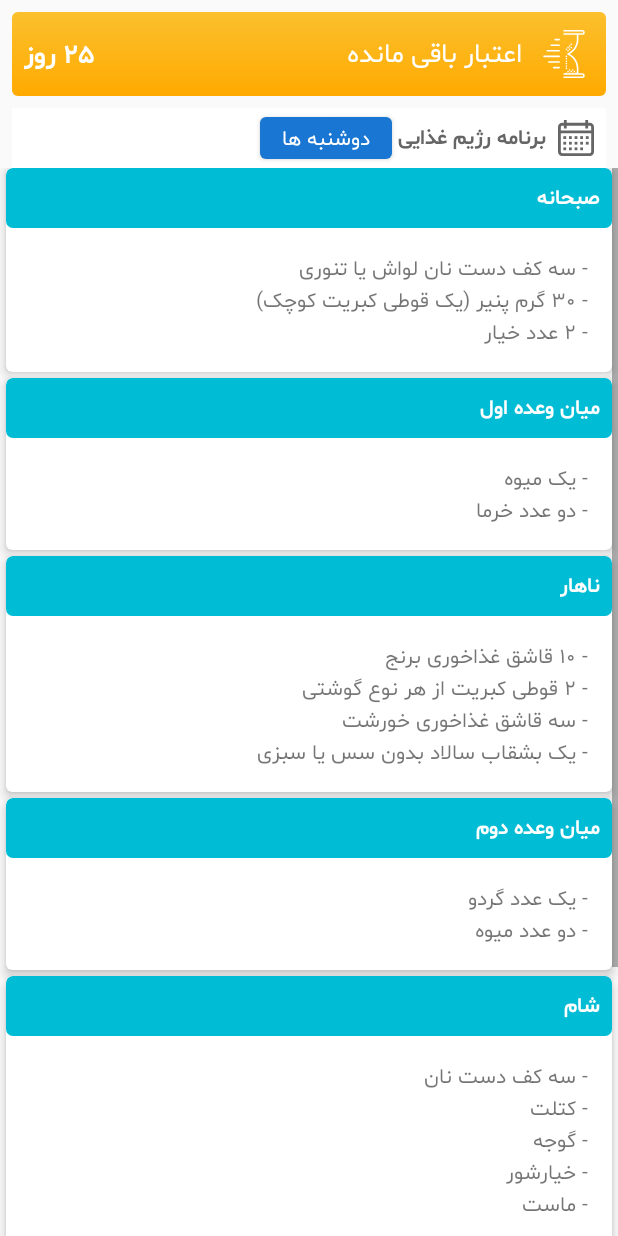
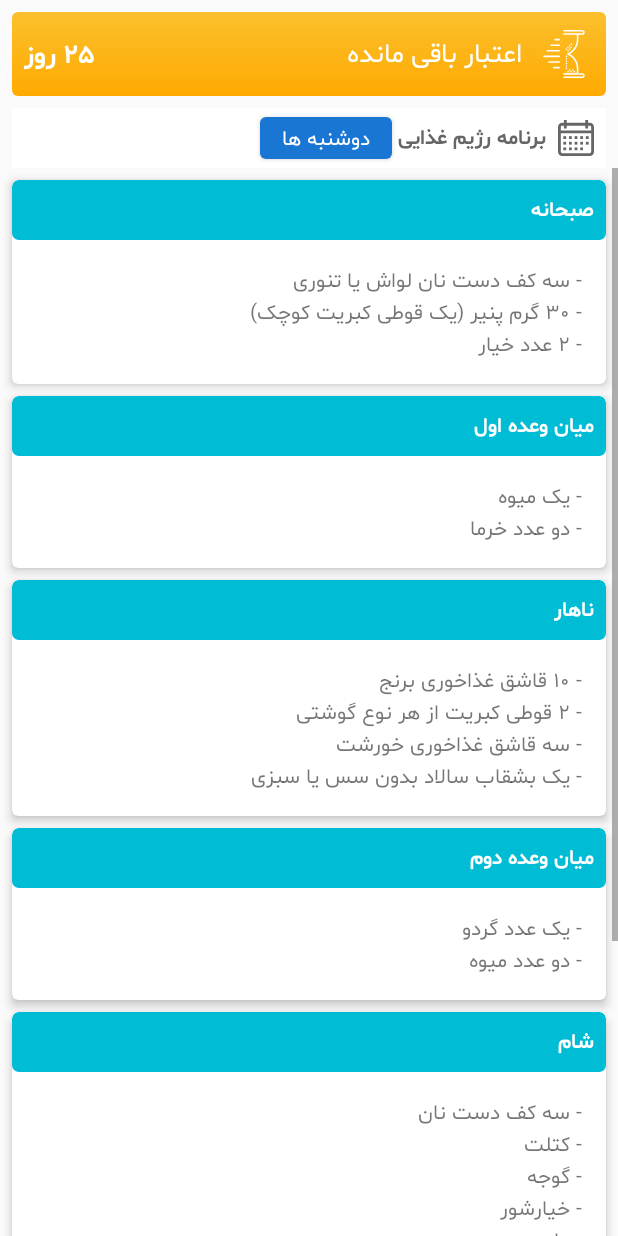
Before and after one commit to danialnoaein/hackahealth2-diatel, an Android app: the layout fragment_main_regime.xml on its own in the app's theme, with its tools: preview values and no code run, on a phone screen of 412 x 824 dp. Run offline under Robolectric (Android 15) with nearby library versions, the phone set to English and light mode, and no system bars.

```diff
--- /dev/null
+++ b/app/src/main/res/drawable/ic_information.xml
@@ -0,0 +1,6 @@
+<vector android:height="24dp" android:viewportHeight="330"
+    android:viewportWidth="330" android:width="24dp" xmlns:android="http://schemas.android.com/apk/res/android">
+    <path android:fillColor="@color/colorAccent" android:pathData="M165,0C74.019,0 0,74.02 0,165.001C0,255.982 74.019,330 165,330s165,-74.018 165,-164.999C330,74.02 255.981,0 165,0zM165,300c-74.44,0 -135,-60.56 -135,-134.999C30,90.562 90.56,30 165,30s135,60.562 135,135.001C300,239.44 239.439,300 165,300z"/>
+    <path android:fillColor="@color/colorAccent" android:pathData="M164.998,70c-11.026,0 -19.996,8.976 -19.996,20.009c0,11.023 8.97,19.991 19.996,19.991c11.026,0 19.996,-8.968 19.996,-19.991C184.994,78.976 176.024,70 164.998,70z"/>
+    <path android:fillColor="@color/colorAccent" android:pathData="M165,140c-8.284,0 -15,6.716 -15,15v90c0,8.284 6.716,15 15,15c8.284,0 15,-6.716 15,-15v-90C180,146.716 173.284,140 165,140z"/>
+</vector>
--- a/app/src/main/res/layout/fragment_main_regime.xml
+++ b/app/src/main/res/layout/fragment_main_regime.xml
@@ -86,13 +86,13 @@
                 android:layout_width="match_parent"
                 android:layout_height="wrap_content"
                 card_view:cardElevation="4dp"
-                android:layout_marginRight="4dp"
-                android:layout_marginLeft="4dp"
-                android:layout_marginBottom="4dp"
+                android:layout_marginRight="8dp"
+                android:layout_marginTop="8dp"
+                android:layout_marginLeft="8dp"
+                android:layout_marginBottom="8dp"
                 card_view:cardCornerRadius="4dp"
                 android:adjustViewBounds="true"
                 android:orientation="vertical">
-
 
                 <LinearLayout
                     android:layout_width="match_parent"
@@ -147,10 +147,10 @@
                 xmlns:card_view="http://schemas.android.com/apk/res-auto"
                 android:layout_width="match_parent"
                 android:layout_height="wrap_content"
-                android:layout_marginBottom="4dp"
                 card_view:cardElevation="4dp"
-                android:layout_marginRight="4dp"
-                android:layout_marginLeft="4dp"
+                android:layout_marginRight="8dp"
+                android:layout_marginLeft="8dp"
+                android:layout_marginBottom="8dp"
                 card_view:cardCornerRadius="4dp"
                 android:adjustViewBounds="true"
                 android:orientation="vertical">
@@ -204,10 +204,10 @@
                 xmlns:card_view="http://schemas.android.com/apk/res-auto"
                 android:layout_width="match_parent"
                 android:layout_height="wrap_content"
-                android:layout_marginBottom="4dp"
                 card_view:cardElevation="4dp"
-                android:layout_marginRight="4dp"
-                android:layout_marginLeft="4dp"
+                android:layout_marginRight="8dp"
+                android:layout_marginLeft="8dp"
+                android:layout_marginBottom="8dp"
                 card_view:cardCornerRadius="4dp"
                 android:adjustViewBounds="true"
                 android:orientation="vertical">
@@ -270,10 +270,10 @@
                 xmlns:card_view="http://schemas.android.com/apk/res-auto"
                 android:layout_width="match_parent"
                 android:layout_height="wrap_content"
-                android:layout_marginBottom="4dp"
                 card_view:cardElevation="4dp"
-                android:layout_marginRight="4dp"
-                android:layout_marginLeft="4dp"
+                android:layout_marginRight="8dp"
+                android:layout_marginLeft="8dp"
+                android:layout_marginBottom="8dp"
                 card_view:cardCornerRadius="4dp"
                 android:adjustViewBounds="true"
                 android:orientation="vertical">
@@ -327,10 +327,10 @@
                 xmlns:toos="http://schemas.android.com/tools"
                 android:layout_width="match_parent"
                 android:layout_height="wrap_content"
-                android:layout_marginBottom="4dp"
                 card_view:cardElevation="4dp"
-                android:layout_marginRight="4dp"
-                android:layout_marginLeft="4dp"
+                android:layout_marginRight="8dp"
+                android:layout_marginLeft="8dp"
+                android:layout_marginBottom="8dp"
                 card_view:cardCornerRadius="4dp"
                 android:adjustViewBounds="true"
                 android:orientation="vertical">
@@ -398,10 +398,10 @@
                 xmlns:card_view="http://schemas.android.com/apk/res-auto"
                 android:layout_width="match_parent"
                 android:layout_height="wrap_content"
-                android:layout_marginBottom="4dp"
                 card_view:cardElevation="4dp"
-                android:layout_marginRight="4dp"
-                android:layout_marginLeft="4dp"
+                android:layout_marginRight="8dp"
+                android:layout_marginLeft="8dp"
+                android:layout_marginBottom="8dp"
                 card_view:cardCornerRadius="4dp"
                 android:adjustViewBounds="true"
                 android:orientation="vertical">
@@ -450,12 +450,13 @@
 
             </android.support.v7.widget.CardView>
 
-
             <LinearLayout
                 android:layout_width="match_parent"
                 android:layout_height="?attr/actionBarSize"
                 android:background="@drawable/primary_background"
                 android:orientation="horizontal"
+                android:layout_marginLeft="8dp"
+                android:layout_marginRight="8dp"
                 android:layout_marginBottom="?attr/actionBarSize"
                 android:gravity="right|center_vertical">
 
--- a/app/src/main/res/values/strings.xml
+++ b/app/src/main/res/values/strings.xml
@@ -31,5 +31,8 @@
     <string name="danger_level_1">قند خون شما غیرطبیعی است</string>
     <string name="danger_level_2">قند خون شما در وضعیت هشدار قرار دارد. لطفا به پزشک مراجعه کنید</string>
 
+    <string name="nurse_phone_number_info_dialog_message">شماره تلفن همراه پرستار یا یکی از اعضای خانواده خود را جهت اطلاع از وضعیت سلامتی خودتان وارد کنید. \n این شماره تلفن فقط جهت ارسال پیامک وضعیت سلامتی شما استفاده می شود.</string>
+
+
 
 </resources>
```
Also changed, not shown: app/src/main/AndroidManifest.xml (+7 -5 lines), app/src/main/java/fragments/firstvisit_fragments/SlideFourFragment.java (+25 -22 lines), app/src/main/java/fragments/main_fragments/CheckupFragment.java (+15 -2 lines), app/src/main/java/hackahealth/diatel/CheckUpResultActivity.java (+9 -1 lines), app/src/main/res/layout/fragment_first_visit_slide_four.xml (+15 -0 lines), 224 other files.
